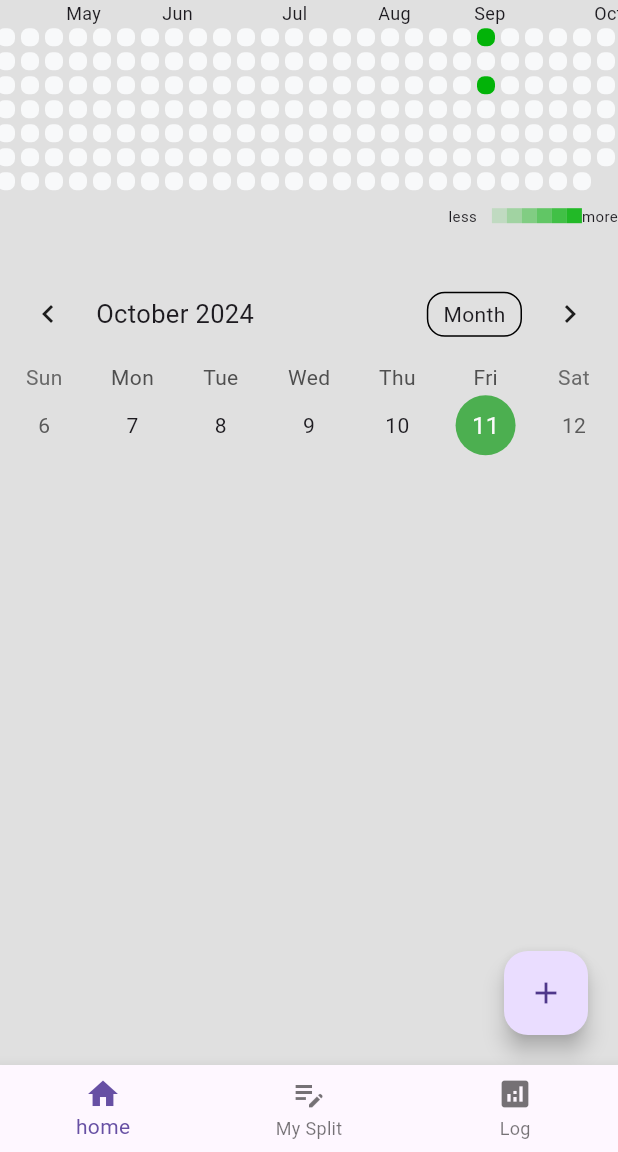
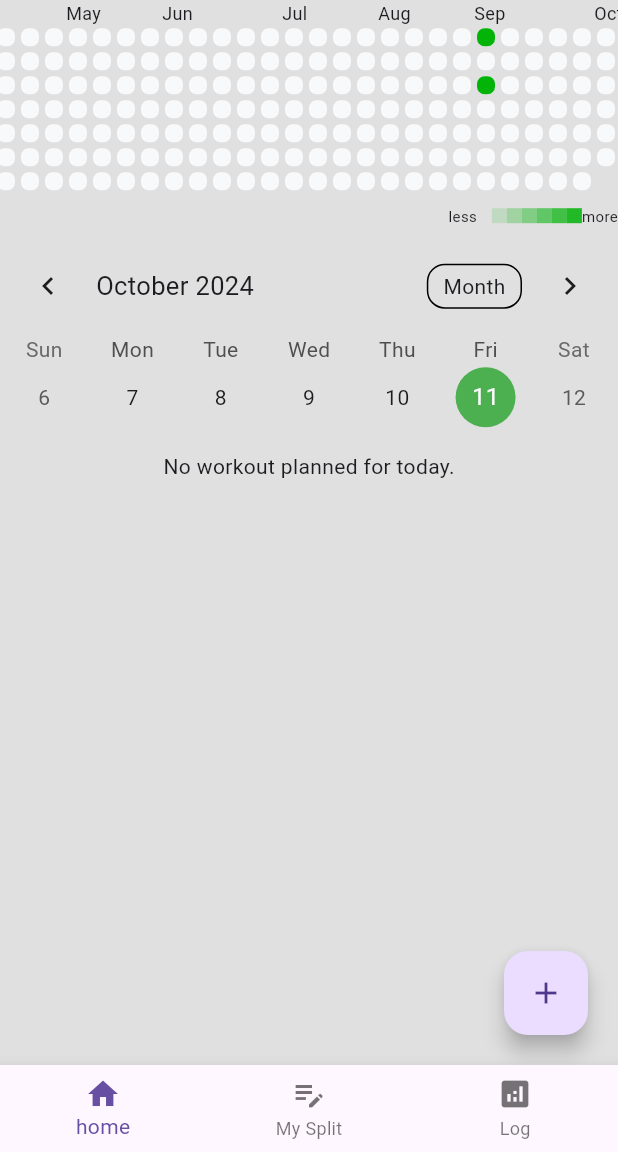
Before and after one commit to Samuel-J-Mathew/Overload--Workout-Nutrition-Weight-Tracker-ClientSide, a Flutter app: the screen it shows after launch, on a phone screen of 412 x 824 dp, the part 84-1236 px from its top. Run offline on Flutter 3.47's test engine with Material 3 defaults, Android fonts, the phone set to English and light mode, and no system bars; drawn by our look-alikes of flutter_heatmap_calendar, table_calendar; our stand-ins replace dropdown_button2, dropdown_search, fl_chart, hive_flutter; accounts and stored records are empty.

Commit message:
added split on homepage

```diff
--- a/lib/data/workout_data.dart
+++ b/lib/data/workout_data.dart
@@ -5,9 +5,10 @@ import 'package:gymapp/data/hive_database.dart';
 import 'package:intl/intl.dart';
 
 import '../models/exercise.dart';
-import '../models/exercisedetail.dart';
+import '../models/exercisedetail.dart' as model;
 import '../models/workout.dart';
-
+import 'WorkoutSplit.dart';
+import 'package:gymapp/data/WorkoutSplit.dart' as split;
 class WorkoutData extends ChangeNotifier{
   final db = HiveDatabase();
 
@@ -48,7 +49,17 @@ class WorkoutData extends ChangeNotifier{
       ],
     )
   ];
-
+  // Method to get today's workout split based on the day of the week
+  WorkoutSplit getTodaysSplit() {
+    DateTime today = DateTime.now();
+    String weekday = DateFormat('EEEE').format(today); // Gets weekday as 'Monday', 'Tuesday', etc.
+    // Assuming db.loadWorkoutSplits() returns a list of WorkoutSplit
+    List<WorkoutSplit> splits = db.loadWorkoutSplits();
+    return splits.firstWhere(
+          (split) => split.day.toLowerCase() == weekday.toLowerCase(),
+      orElse: () => WorkoutSplit(day: weekday, muscleGroups: []), // Provide a default empty split if none found
+    );
+  }
   //if there are wrokouts alreadyt in database, then get that workout list, otherwise use defaul workouts
   //otherwise use defaults workouts
   void initalizeWorkoutList(){
@@ -59,6 +70,39 @@ class WorkoutData extends ChangeNotifier{
     }
   }
 
+  void logExercise(split.ExerciseDetail exerciseDetail) {
+    DateTime now = DateTime.now();
+    DateTime today = DateTime(now.year, now.month, now.day);
+
+    // Try to find today's workout or create a new one if it doesn't exist
+    Workout todaysWorkout = workoutList.firstWhere(
+            (workout) => workout.date.year == today.year && workout.date.month == today.month && workout.date.day == today.day,
+        orElse: () {
+          // Create a new workout if none exists for today
+          var newWorkout = Workout(
+            name: "Workout for ${DateFormat('yyyy-MM-dd').format(today)}",
+            date: today,
+            exercises: [],
+          );
+          workoutList.add(newWorkout);
+          return newWorkout;
+        }
+    );
+
+    // Create a new exercise from the ExerciseDetail and add to today's workout
+    Exercise newExercise = Exercise(
+      name: exerciseDetail.name,
+      weight: exerciseDetail.weight.toString(), // Ensure weight is a string in your Exercise class
+      reps: exerciseDetail.reps.toString(),
+      sets: exerciseDetail.sets.toString(),
+      musclegroup: "General", // Update this as needed; assuming there is no muscle group field in ExerciseDetail
+    );
+    todaysWorkout.exercises.add(newExercise);
+
+    // Notify listeners and save the updated list to the database
+    notifyListeners();
+    db.saveToDatebase(workoutList);
+  }
 
   // get the list of workouts
   List<Workout> getworkoutList (){
@@ -85,12 +129,12 @@ class WorkoutData extends ChangeNotifier{
     }
     return exerciseNames.toList();
   }
-  List<ExerciseDetail> getExercisesByName(String exerciseName) {
-    List<ExerciseDetail> filteredExercises = [];
+  List<model.ExerciseDetail> getExercisesByName(String exerciseName) {
+    List<model.ExerciseDetail> filteredExercises = [];
     for (var workout in workoutList) {
       for (var exercise in workout.exercises) {
         if (exercise.name == exerciseName) {
-          filteredExercises.add(ExerciseDetail(exercise, workout.date));
+          filteredExercises.add(model.ExerciseDetail(exercise, workout.date));
         }
       }
     }
@@ -111,7 +155,7 @@ class WorkoutData extends ChangeNotifier{
       if (heatMapData.containsKey(workoutDate)) {
         heatMapData[workoutDate] = heatMapData[workoutDate]! + 1;
       } else {
-        heatMapData[workoutDate] = 1;
+        heatMapData[workoutDate] = 10;
       }
     }
 
@@ -197,6 +241,7 @@ class WorkoutData extends ChangeNotifier{
     workout.exercises.removeAt(index);
     notifyListeners();  // Make sure to notify listeners to update the UI
   }
+
   // return relevant workout object, given a workout name
   Workout getRelevantWorkout(String workoutName){
     Workout relevantWorkout =
--- a/lib/pages/home_page.dart
+++ b/lib/pages/home_page.dart
@@ -1,4 +1,5 @@
 import 'package:flutter/material.dart';
+import 'package:gymapp/data/WorkoutSplit.dart';
 import 'package:provider/provider.dart';
 import 'package:table_calendar/table_calendar.dart';
 import 'package:intl/intl.dart';
@@ -9,7 +10,8 @@ import '../models/workout.dart';
 import 'DataAnalysisPage.dart';
 import 'MySplitPage.dart';
 import 'workout_page.dart';
-
+import 'package:gymapp/models/exercisedetail.dart' as model;  // Alias this import
+import 'package:gymapp/data/WorkoutSplit.dart' as split;
 class HomePage extends StatefulWidget {
   const HomePage({super.key});
 
@@ -24,12 +26,23 @@ class _HomePageState extends State<HomePage> {
   DateTime _focusedDay = DateTime.now();
   DateTime? _selectedDay;
   int _selectedIndex = 0;
+  late String today;
+  late WorkoutSplit todaysWorkout;
   @override
   void initState() {
     super.initState();
+    WidgetsBinding.instance.addPostFrameCallback((_) {
+      // No need to pass 'today' as an argument
+      WorkoutSplit todaysSplit = Provider.of<WorkoutData>(context, listen: false).getTodaysSplit();
+      setState(() {
+        // Assume you have a state variable to hold today's split for displaying in the widget
+        todaysWorkout = todaysSplit;
+      });
+
       Provider.of<WorkoutData>(context, listen: false).initalizeWorkoutList();
       _selectedDay = _focusedDay;
       _selectedEvents = ValueNotifier(_getEventsForDay(_selectedDay!));
+    });
   }
 
   @override
@@ -61,6 +74,45 @@ class _HomePageState extends State<HomePage> {
 
     return workoutMap;
   }
+
+  // Assuming you have a method in WorkoutData that correctly fetches today's split based on day of the week
+  Widget buildTodaysWorkout() {
+    // Access your provider
+    var workoutData = Provider.of<WorkoutData>(context, listen: false);
+    split.WorkoutSplit todaysSplit = workoutData.getTodaysSplit(); // Using the aliased import
+    // Check if the split has any muscle groups; if not, show a message
+    if (todaysSplit.muscleGroups.isEmpty) {
+      return Center(
+        child: Text("No workout planned for today."),
+      );
+    }
+
+    // Generate a string of muscle group names separated by commas
+    String muscleGroupsNames = todaysSplit.muscleGroups.map((mg) => mg.muscleGroupName).join(', ');
+    return Column(
+      crossAxisAlignment: CrossAxisAlignment.start,
+      children: [
+        Padding(
+          padding: const EdgeInsets.all(8.0),
+          child: Text("Today's Workout: $muscleGroupsNames", style: TextStyle(fontSize: 20, fontWeight: FontWeight.bold)),
+        ),
+        ...todaysSplit.muscleGroups.expand((mg) => mg.exercises.map((exercise) => ListTile(
+          title: Text(exercise.name),
+          subtitle: Text('Sets: ${exercise.sets}, Reps: ${exercise.reps}, Weight: ${exercise.weight} lb'),
+          trailing: IconButton(
+            icon: Icon(Icons.add),
+            onPressed: () {
+              // Here we use the ExerciseDetail from WorkoutSplit.dart directly
+              workoutData.logExercise(exercise);
+            },
+          ),
+        ))).toList(),
+      ],
+    );
+  }
+
+
+
 
   // Handle day selection and allow adding a new workout
   void _onDaySelected(DateTime selectedDay, DateTime focusedDay) {
@@ -149,7 +201,7 @@ class _HomePageState extends State<HomePage> {
     showDialog(
       context: context,
       builder: (context) => AlertDialog(
-        title: Text(
+        title:Text(
           "Log Workout for\n${formatDateTimeWithSuffix(selectedDay)}",
           style: const TextStyle(
             fontStyle: FontStyle.italic, // Apply italic style to the text
@@ -228,14 +280,10 @@ class _HomePageState extends State<HomePage> {
         Column(
           children: [
             // Display HeatMap first
-            Expanded(
-              flex: 1,
-              child: MyHeatMap(), // Ensure this shows your heatmap
-            ),
+            MyHeatMap(), // Removed Expanded to prevent it from taking extra space
+
             // Calendar to display the week and allow adding workouts
-            Expanded(
-              flex: 1,
-              child: TableCalendar<Workout>(
+            TableCalendar<Workout>(
               firstDay: DateTime.utc(2000, 1, 1),
               lastDay: DateTime.utc(2100, 12, 31),
               focusedDay: _focusedDay,
@@ -258,17 +306,17 @@ class _HomePageState extends State<HomePage> {
                 ),
               ),
             ),
-            ),
+
             // List of selected events (workouts) for the selected day
-            Expanded(
-              flex: 2,
-              child: ValueListenableBuilder<List<Workout>>(
-                valueListenable: _selectedEvents,
-                builder: (context, workouts, _) {
-                  return ListView.builder(
-                    itemCount: workouts.length,
+            if (_selectedEvents.value.isNotEmpty) // Only show if there are selected events
+              ...[
+                const SizedBox(height: 10), // Small gap for separation
+                ListView.builder(
+                  shrinkWrap: true, // Allows it to take only necessary space
+                  physics: NeverScrollableScrollPhysics(), // Prevent scrolling within this list
+                  itemCount: _selectedEvents.value.length,
                   itemBuilder: (context, index) {
-                      final workout = workouts[index];
+                    final workout = _selectedEvents.value[index];
                     return Container(
                       margin: const EdgeInsets.symmetric(
                         horizontal: 12.0,
@@ -285,10 +333,12 @@ class _HomePageState extends State<HomePage> {
                       ),
                     );
                   },
-                  );
-                },
                 ),
-            ),
+              ],
+
+            // Display Today's Workout at the bottom
+            const SizedBox(height: 10), // Add some space before Today's Workout
+            buildTodaysWorkout(),
           ],
         ),
         Positioned(
@@ -336,4 +386,3 @@ class _HomePageState extends State<HomePage> {
     );
   }
 }
-// workout not getting saved to heatmap and db database
```
Lines whose indentation alone changed are shown as unchanged.
